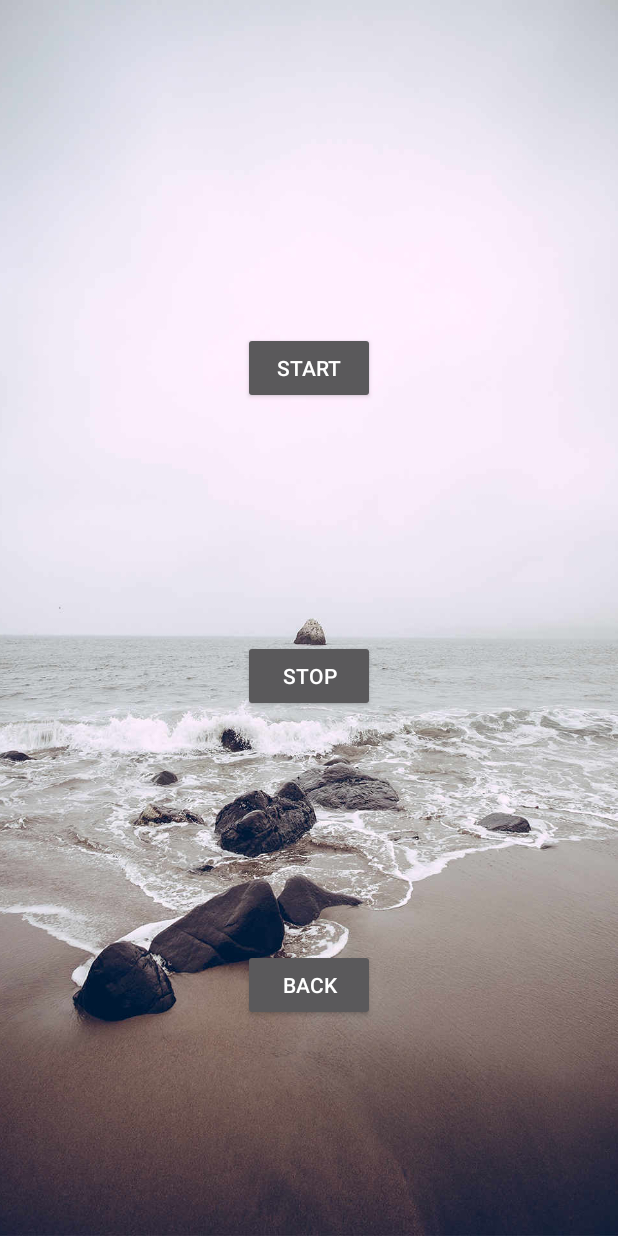
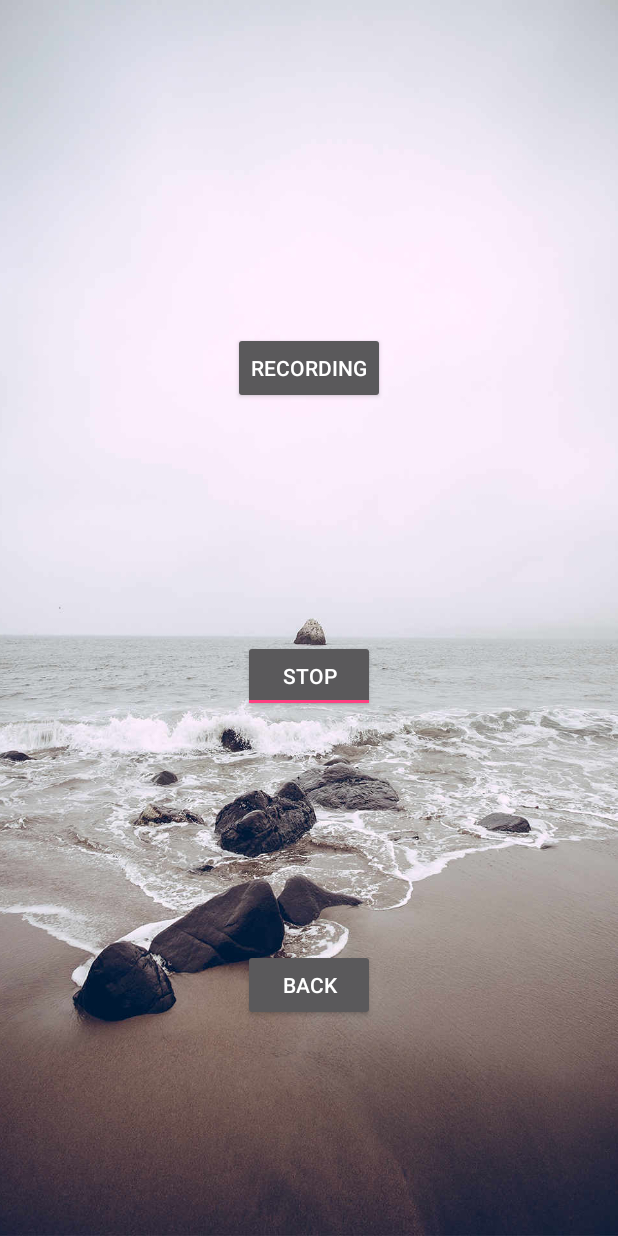
Before and after one commit to ExciiTeD/Diplomarbeit, an Android app: the RecordingActivity screen opened directly, with no data from a screen before it, after a tap on "START", on a phone screen of 412 x 824 dp. Run offline under Robolectric (Android 15) with nearby library versions, the phone set to English and light mode, and no system bars; libraries missing offline, so code that uses them is left out: org.jtransforms.fft; 2 statements that could not run were skipped.

Commit message:
Updated UI

```diff
--- a/app/src/main/java/com/example/itaxn/diplomarbeit/RecordingActivity.java
+++ b/app/src/main/java/com/example/itaxn/diplomarbeit/RecordingActivity.java
@@ -1,5 +1,7 @@
 package com.example.itaxn.diplomarbeit;
 
+import android.animation.ObjectAnimator;
+import android.animation.PropertyValuesHolder;
 import android.content.Intent;
 import android.media.AudioFormat;
 import android.media.AudioRecord;
@@ -11,6 +13,8 @@ import android.util.Log;
 import android.view.View;
 import android.widget.Button;
 import android.widget.TextView;
+import android.widget.Toast;
+import android.widget.ToggleButton;
 
 import com.example.itaxn.diplomarbeit.fft.FastFourierTransformation;
 
@@ -18,10 +22,12 @@ import java.nio.ByteBuffer;
 import java.util.ArrayList;
 //Hallo
 public class RecordingActivity extends AppCompatActivity implements View.OnClickListener {
-    private Button buttonstart;
-    private Button buttonstop;
+    //private Button buttonstart;
+    //private Button buttonstop;
+    private ToggleButton toggleButton;
     private AudioRecord recorder;
     private TextView tv;
+    ObjectAnimator objAnim;
     private FastFourierTransformation fft;
     private short[] audioData;
     private static final short AUDIO_FORMAT = AudioFormat.ENCODING_PCM_16BIT;
@@ -31,10 +37,19 @@ public class RecordingActivity extends AppCompatActivity implements View.OnClick
     protected void onCreate(Bundle savedInstanceState) {
         super.onCreate(savedInstanceState);
         setContentView(R.layout.activity_recording);
-        this.buttonstart = (Button) findViewById(R.id.button5);
-        this.buttonstop = (Button) findViewById(R.id.button);
-        this.buttonstart.setOnClickListener(this);
-        this.buttonstop.setOnClickListener(this);
+        this.toggleButton = findViewById(R.id.button);
+        //this.buttonstart = (Button) findViewById(R.id.button5);
+        //this.buttonstop = (Button) findViewById(R.id.button);
+        //this.buttonstart.setOnClickListener(this);
+        //this.buttonstop.setOnClickListener(this);
+        toggleButton.setOnClickListener(this);
+        //ANIMATE RECORDING BUTTON
+        objAnim = ObjectAnimator.ofPropertyValuesHolder(findViewById(R.id.buttonRec), PropertyValuesHolder.ofFloat("scaleX", 1.3f), PropertyValuesHolder.ofFloat("scaleY", 1.3f));
+        objAnim.setDuration(300);
+        objAnim.setRepeatCount(ObjectAnimator.INFINITE);
+        objAnim.setRepeatMode(ObjectAnimator.REVERSE);
+
+        //Back Button
         Button btn1 = findViewById(R.id.button12);
         btn1.setOnClickListener(new View.OnClickListener() {
             @Override
@@ -61,10 +76,16 @@ public class RecordingActivity extends AppCompatActivity implements View.OnClick
 
     @Override
     public void onClick(View view) {
-        if (buttonstart == view) {
+        if (toggleButton.isChecked()) {
             this.recordAudio();
+            objAnim.start();
+            //Toast.makeText(this, "Recording",
+                    //Toast.LENGTH_LONG).show();
         } else {
             recorder.stop();
+            objAnim.end();
+            //Toast.makeText(this, "Stopped",
+                    //Toast.LENGTH_LONG).show();
         }
     }
 
--- a/app/src/main/res/layout/activity_recording.xml
+++ b/app/src/main/res/layout/activity_recording.xml
@@ -16,22 +16,22 @@
     <android.support.constraint.ConstraintLayout
         android:layout_width="match_parent"
         android:layout_height="match_parent">
-
+        <!-- IMAGE VIEW -->
         <Button
-            android:id="@+id/button5"
+            android:id="@+id/buttonRec"
             android:layout_width="wrap_content"
             android:layout_height="wrap_content"
             android:layout_marginBottom="32dp"
             android:layout_marginEnd="148dp"
             android:layout_marginStart="148dp"
             android:layout_marginTop="128dp"
-            android:text="@string/buttonStart"
+            android:text="@string/buttonRec"
             app:layout_constraintBottom_toTopOf="@+id/button"
             app:layout_constraintEnd_toEndOf="parent"
             app:layout_constraintStart_toStartOf="parent"
             app:layout_constraintTop_toTopOf="parent" />
-
-        <Button
+        <!-- TOGGLE Button -->
+        <ToggleButton
             android:id="@+id/button"
             android:layout_width="wrap_content"
             android:layout_height="wrap_content"
@@ -43,7 +43,10 @@
             app:layout_constraintBottom_toBottomOf="parent"
             app:layout_constraintEnd_toEndOf="parent"
             app:layout_constraintStart_toStartOf="parent"
-            app:layout_constraintTop_toBottomOf="@+id/button5" />
+            app:layout_constraintTop_toBottomOf="@+id/buttonRec"
+            android:textOff="Start"
+            android:textOn="Stop"
+            />
 
         <Button
             android:id="@+id/button12"
--- a/app/src/main/res/layout/fragment_live_steg_tab.xml
+++ b/app/src/main/res/layout/fragment_live_steg_tab.xml
@@ -26,7 +26,7 @@
             android:layout_marginStart="16dp"
             android:layout_marginTop="96dp"
             android:background="@color/primaryButtonColorLight"
-            android:text="@string/button3_text"
+            android:text="@string/button4_text"
             app:layout_constraintBottom_toTopOf="@+id/button4"
             app:layout_constraintEnd_toEndOf="parent"
             app:layout_constraintHorizontal_bias="0.0"
@@ -56,7 +56,7 @@
             android:layout_marginStart="16dp"
             android:layout_marginTop="12dp"
             android:background="@color/primaryButtonColorLight"
-            android:text="@string/button4_text"
+            android:text="@string/button3_text"
             app:layout_constraintBottom_toBottomOf="parent"
             app:layout_constraintEnd_toEndOf="parent"
             app:layout_constraintStart_toStartOf="parent"
--- a/app/src/main/res/values/strings.xml
+++ b/app/src/main/res/values/strings.xml
@@ -23,4 +23,5 @@
     <string name="buttonStart">Start</string>
     <string name="buttonStop">Stop</string>
     <string name="backButton">Back </string>
+    <string name="buttonRec">Recording</string>
 </resources>
```
Also changed, not shown: 1 other file.
